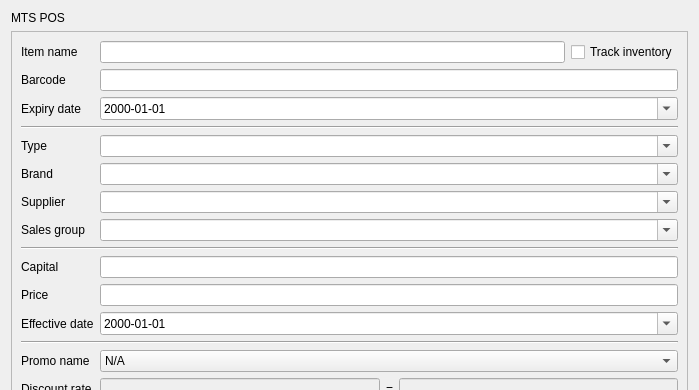
Above: app/views/templates/EditItem.ui from rondalefloyd/mts-pos before the change; both pictures show x 0 to 699 and y 0 to 390 of the 699 by 720 pixel window. Below: the same form after it.
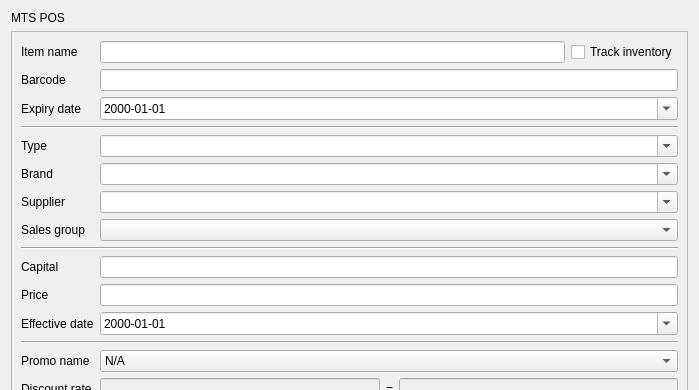
That is the form after the change.

What changed in the file:
```diff
--- a/app/views/templates/EditItem.ui
+++ b/app/views/templates/EditItem.ui
@@ -144,7 +144,7 @@
        <item row="7" column="1">
         <widget class="QComboBox" name="comboBoxSalesGroupName">
          <property name="editable">
-          <bool>true</bool>
+          <bool>false</bool>
          </property>
          <property name="insertPolicy">
           <enum>QComboBox::NoInsert</enum>
```
